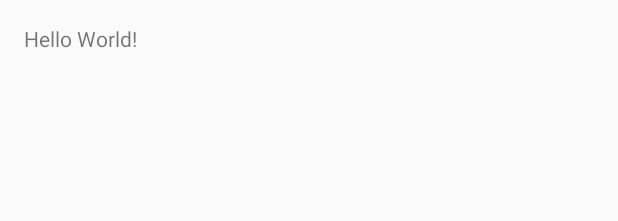
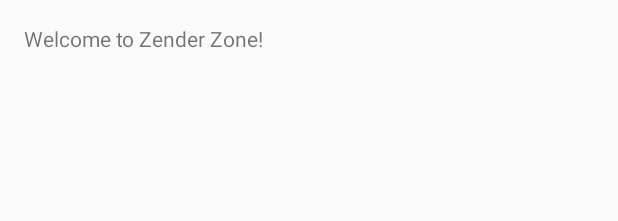
Before and after one commit to matrixcal/maps, an Android app: the layout activity_main.xml on its own in the app's theme, with its tools: preview values and no code run, on a phone screen of 412 x 824 dp. Shown: the top 221 px of the screen. Run offline under Robolectric (Android 15) with nearby library versions, the phone set to English and light mode, and no system bars.

Commit message:
Some message

```diff
--- a/app/src/main/res/layout/activity_main.xml
+++ b/app/src/main/res/layout/activity_main.xml
@@ -6,6 +6,6 @@
     android:paddingTop="@dimen/activity_vertical_margin"
     android:paddingBottom="@dimen/activity_vertical_margin" tools:context=".MainActivity">
 
-    <TextView android:text="Hello World!" android:layout_width="wrap_content"
+    <TextView android:text="Welcome to Zender Zone!" android:layout_width="wrap_content"
         android:layout_height="wrap_content" />
 </RelativeLayout>
```
Also changed, not shown: 1 other file.
